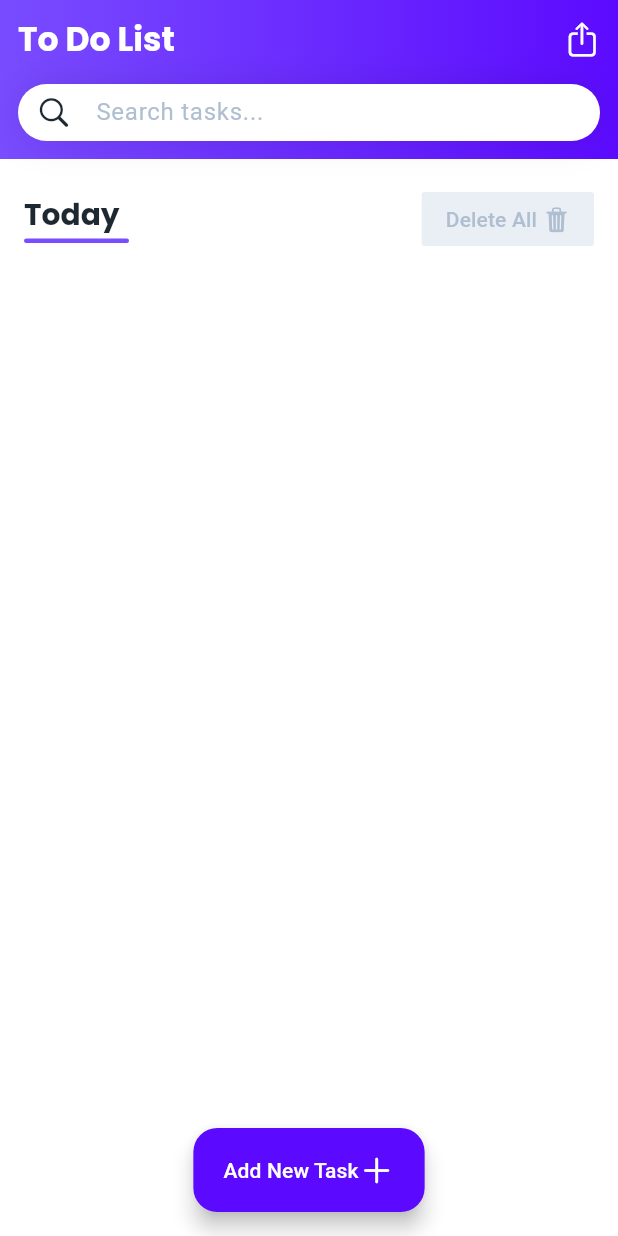
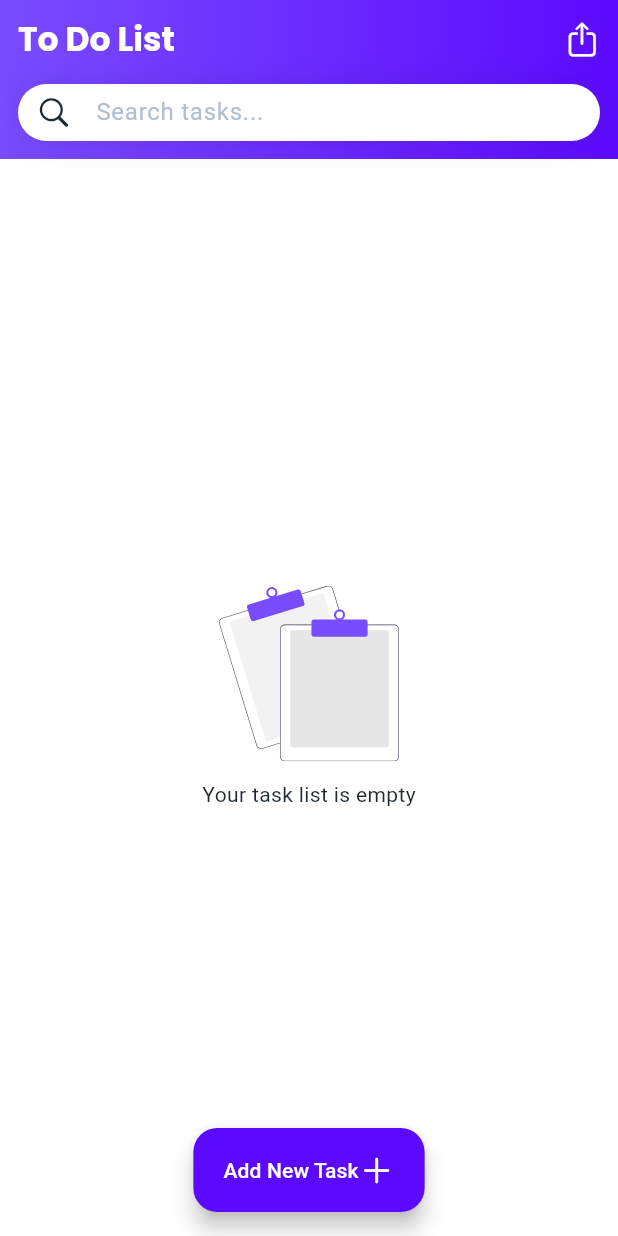
Before and after one commit to amir9877h/todolist-Flutter, a Flutter app: the screen it shows after launch, on a phone screen of 412 x 824 dp. Run offline on Flutter 3.47's test engine with Material 3 defaults, Android fonts, the phone set to English and light mode, and no system bars; our stand-ins replace flutter_svg, google_fonts, hive_flutter; accounts and stored records are empty.

Commit message:
delete option and empty state

```diff
--- a/lib/main.dart
+++ b/lib/main.dart
@@ -1,6 +1,7 @@
 import 'package:flutter/cupertino.dart';
 import 'package:flutter/material.dart';
 import 'package:flutter/services.dart';
+import 'package:flutter_svg/flutter_svg.dart';
 import 'package:google_fonts/google_fonts.dart';
 import 'package:hive_flutter/hive_flutter.dart';
 import 'package:todolist/data.dart';
@@ -156,17 +157,21 @@ class HomeScreen extends StatelessWidget {
               child: ValueListenableBuilder<Box<TaskEntity>>(
                 valueListenable: box.listenable(),
                 builder: (context, box, child) {
-                  return ListView.builder(
+                  return box.isEmpty
+                      ? const EmptyState()
+                      : ListView.builder(
                           physics: const BouncingScrollPhysics(),
                           padding: const EdgeInsets.fromLTRB(16, 16, 16, 100),
                           itemCount: box.values.length + 1,
                           itemBuilder: (context, index) {
                             if (index == 0) {
                               return Row(
-                            mainAxisAlignment: MainAxisAlignment.spaceBetween,
+                                mainAxisAlignment:
+                                    MainAxisAlignment.spaceBetween,
                                 children: [
                                   Column(
-                                crossAxisAlignment: CrossAxisAlignment.start,
+                                    crossAxisAlignment:
+                                        CrossAxisAlignment.start,
                                     children: [
                                       Text(
                                         'Today',
@@ -188,7 +193,33 @@ class HomeScreen extends StatelessWidget {
                                     color: const Color(0xffEAEFF5),
                                     textColor: secondaryTextColor,
                                     elevation: 0,
-                                onPressed: () {},
+                                    onPressed: () {
+                                      box.values
+                                          .where((_) => _.isCompleted)
+                                          .forEach((element) {
+                                        element.delete();
+                                      });
+                                    },
+                                    child: const Row(
+                                      children: [
+                                        Text('Delete Finished Tasks'),
+                                        SizedBox(
+                                          width: 4,
+                                        ),
+                                        Icon(
+                                          CupertinoIcons.delete_solid,
+                                          size: 18,
+                                        ),
+                                      ],
+                                    ),
+                                  ),
+                                  MaterialButton(
+                                    color: const Color(0xffEAEFF5),
+                                    textColor: secondaryTextColor,
+                                    elevation: 0,
+                                    onPressed: () {
+                                      box.clear();
+                                    },
                                     child: const Row(
                                       children: [
                                         Text('Delete All'),
@@ -215,6 +246,27 @@ class HomeScreen extends StatelessWidget {
           ],
         ),
       ),
+    );
+  }
+}
+
+class EmptyState extends StatelessWidget {
+  const EmptyState({super.key});
+
+  @override
+  Widget build(BuildContext context) {
+    return Column(
+      mainAxisAlignment: MainAxisAlignment.center,
+      children: [
+        SvgPicture.asset(
+          'assets/empty_state.svg',
+          width: 120,
+        ),
+        const SizedBox(
+          height: 12,
+        ),
+        const Text('Your task list is empty'),
+      ],
     );
   }
 }
@@ -296,6 +348,15 @@ class _TaskItemState extends State<TaskItem> {
             ),
           ),
           const SizedBox(
+            width: 16,
+          ),
+          InkWell(
+            onTap: () {
+              widget.task.delete();
+            },
+            child: const Icon(CupertinoIcons.delete_solid),
+          ),
+          const SizedBox(
             width: 8,
           ),
           Container(
```
Also changed, not shown: pubspec.yaml (+4 -3 lines), assets/empty_state.svg (added), pubspec.lock. Lines whose indentation alone changed are shown as unchanged.
